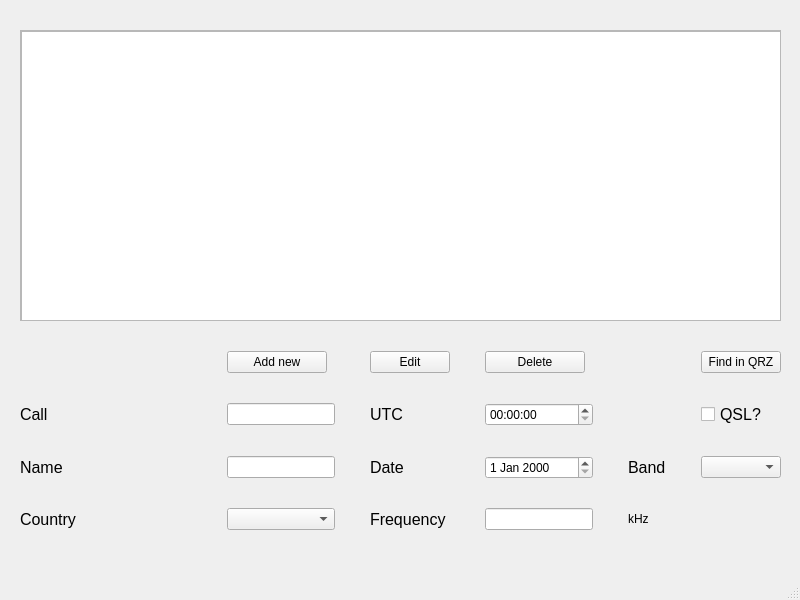
This is mainwindow.ui in FilipCichowski/qtLoggerApp as Qt 5 draws it before an edit. The edited form follows.
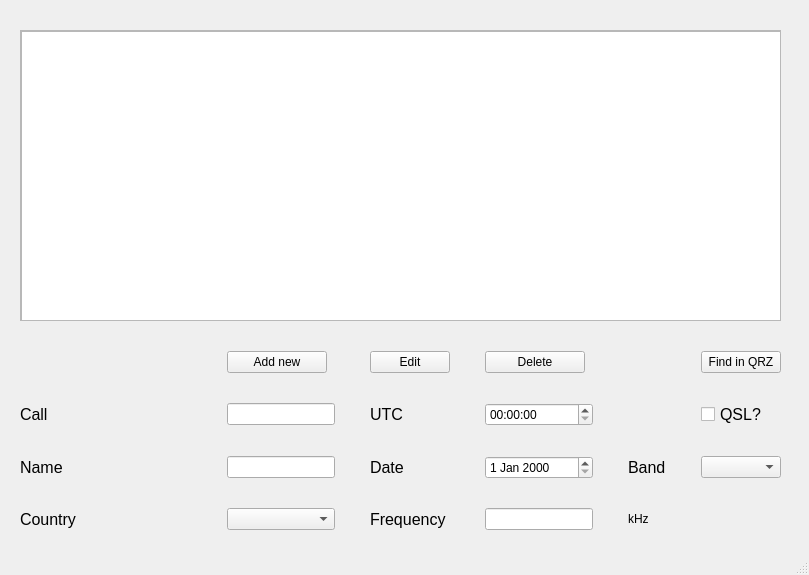
This is the edited form.

What changed in the file:
```diff
--- a/mainwindow.ui
+++ b/mainwindow.ui
@@ -6,8 +6,8 @@
    <rect>
     <x>0</x>
     <y>0</y>
-    <width>800</width>
-    <height>600</height>
+    <width>809</width>
+    <height>575</height>
    </rect>
   </property>
   <property name="windowTitle">
```
Left out of the diff: 12 changed lines with no effect on the pictures.
